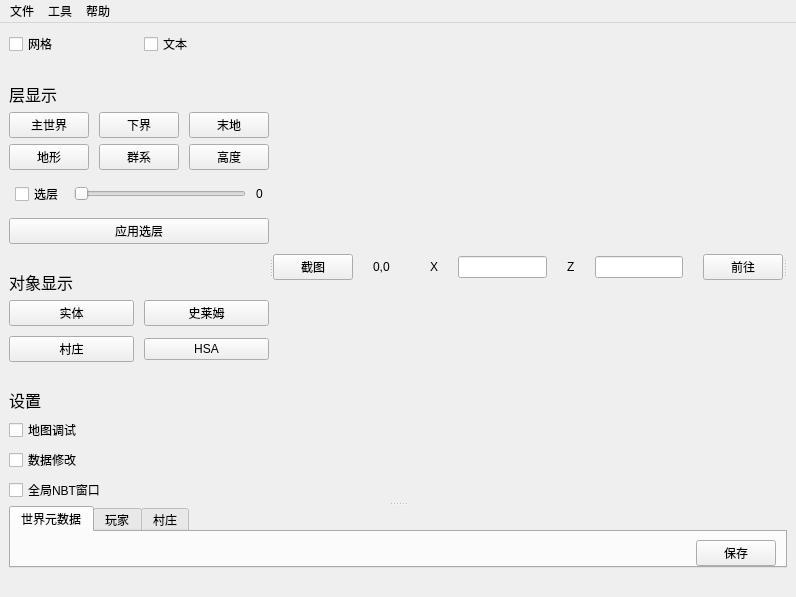
bedrock-dev/BedrockMap, file mainwindow.ui: the form before one commit.
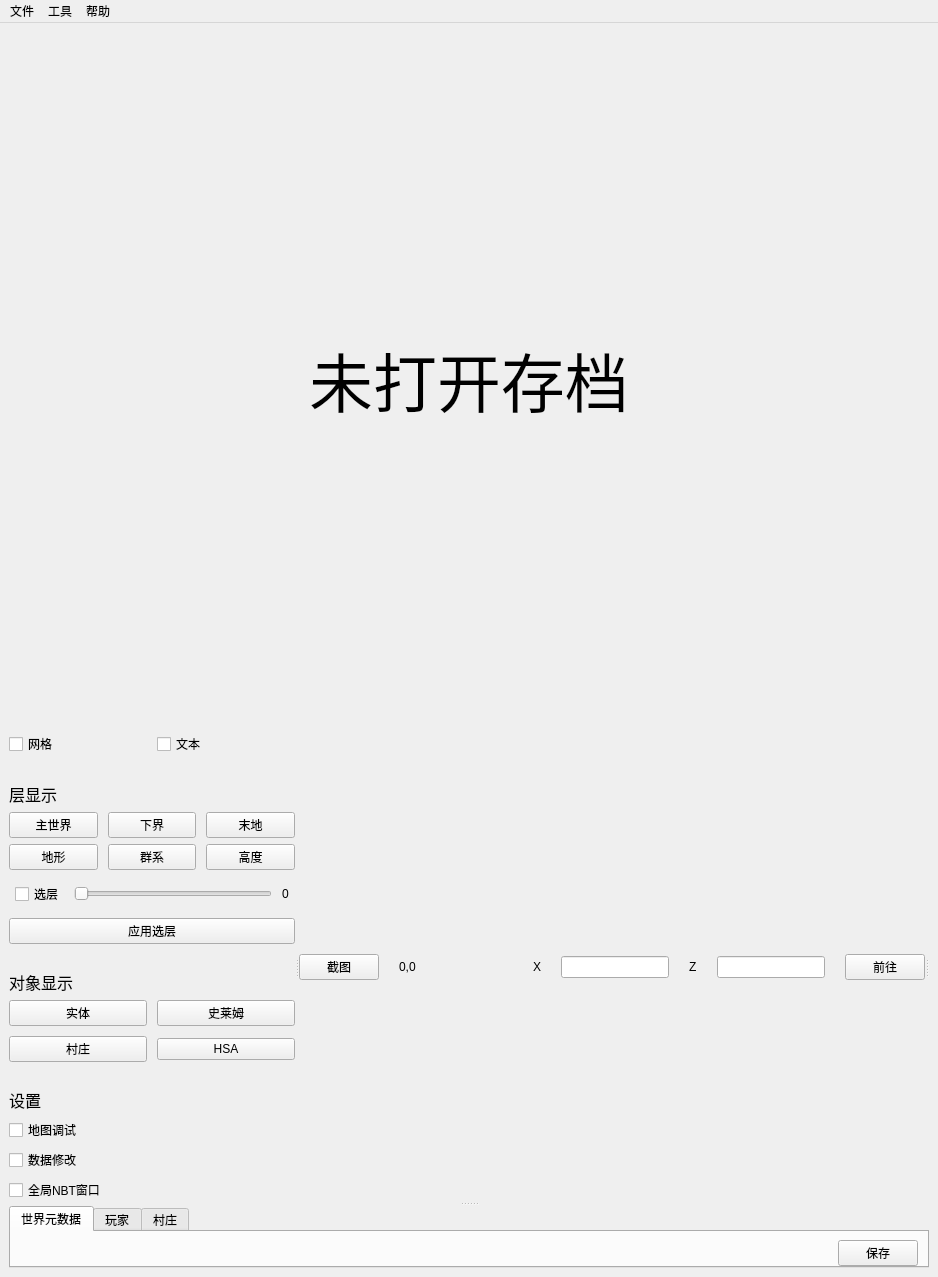
The form after the commit.

The edit to the form file:
```diff
--- a/mainwindow.ui
+++ b/mainwindow.ui
@@ -7,7 +7,7 @@
     <x>0</x>
     <y>0</y>
     <width>796</width>
-    <height>593</height>
+    <height>618</height>
    </rect>
   </property>
   <property name="windowTitle">
@@ -18,6 +18,31 @@
   </property>
   <widget class="QWidget" name="central_widget">
    <layout class="QVBoxLayout" name="verticalLayout_3">
+    <item>
+     <widget class="QPushButton" name="open_level_btn">
+      <property name="enabled">
+       <bool>true</bool>
+      </property>
+      <property name="sizePolicy">
+       <sizepolicy hsizetype="Minimum" vsizetype="Maximum">
+        <horstretch>0</horstretch>
+        <verstretch>200</verstretch>
+       </sizepolicy>
+      </property>
+      <property name="autoFillBackground">
+       <bool>false</bool>
+      </property>
+      <property name="styleSheet">
+       <string notr="true">font: 48pt;
+border: none;
+background-color: rgba(255, 255, 255, 0);
+margin: 300px;</string>
+      </property>
+      <property name="text">
+       <string>未打开存档</string>
+      </property>
+     </widget>
+    </item>
     <item>
      <widget class="QSplitter" name="splitter_2">
       <property name="orientation">
@@ -557,19 +582,6 @@
       </widget>
      </widget>
     </item>
-    <item>
-     <spacer name="horizontalSpacer">
-      <property name="orientation">
-       <enum>Qt::Horizontal</enum>
-      </property>
-      <property name="sizeHint" stdset="0">
-       <size>
-        <width>775</width>
-        <height>20</height>
-       </size>
-      </property>
-     </spacer>
-    </item>
    </layout>
   </widget>
   <widget class="QMenuBar" name="menubar">
```
